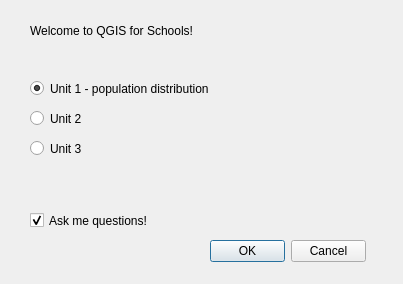
First picture: the form in ui_qgisforschools.ui, repository Charlotteg/QGISforSchools, before the edit.
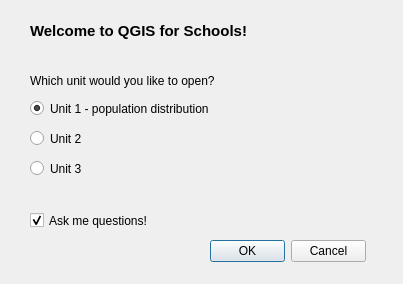
Second picture: the form after the edit.

Commit message: changes to second page of unit 1 wizard

What changed in the file:
```diff
--- a/ui_qgisforschools.ui
+++ b/ui_qgisforschools.ui
@@ -33,7 +33,7 @@
    <property name="geometry">
     <rect>
      <x>30</x>
-     <y>80</y>
+     <y>100</y>
      <width>201</width>
      <height>17</height>
     </rect>
@@ -49,7 +49,7 @@
    <property name="geometry">
     <rect>
      <x>30</x>
-     <y>110</y>
+     <y>130</y>
      <width>82</width>
      <height>17</height>
     </rect>
@@ -62,7 +62,7 @@
    <property name="geometry">
     <rect>
      <x>30</x>
-     <y>140</y>
+     <y>160</y>
      <width>82</width>
      <height>17</height>
     </rect>
@@ -80,6 +80,13 @@
      <height>21</height>
     </rect>
    </property>
+   <property name="font">
+    <font>
+     <pointsize>11</pointsize>
+     <weight>75</weight>
+     <bold>true</bold>
+    </font>
+   </property>
    <property name="text">
     <string>Welcome to QGIS for Schools!</string>
    </property>
@@ -97,6 +104,19 @@
     <set>QDialogButtonBox::Cancel|QDialogButtonBox::Ok</set>
    </property>
   </widget>
+  <widget class="QLabel" name="label_2">
+   <property name="geometry">
+    <rect>
+     <x>30</x>
+     <y>70</y>
+     <width>231</width>
+     <height>21</height>
+    </rect>
+   </property>
+   <property name="text">
+    <string>Which unit would you like to open?</string>
+   </property>
+  </widget>
  </widget>
  <resources/>
  <connections/>
```
The commit also changes 7 other files.
